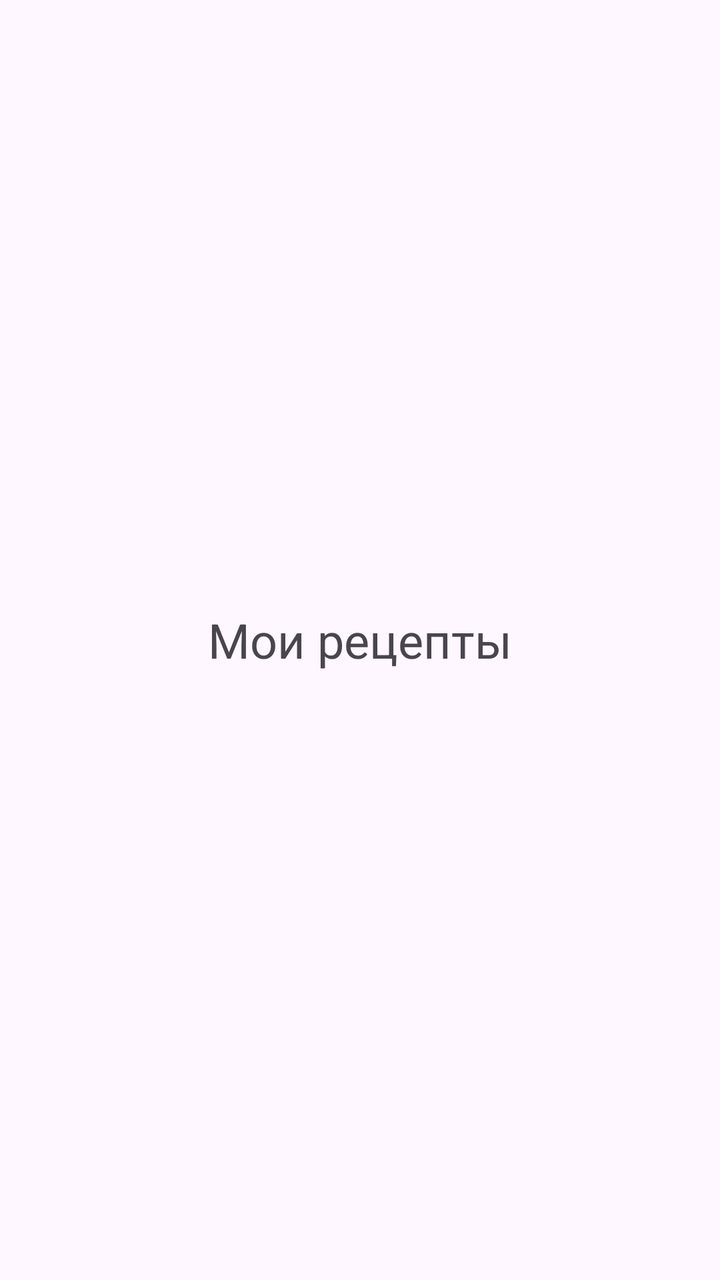
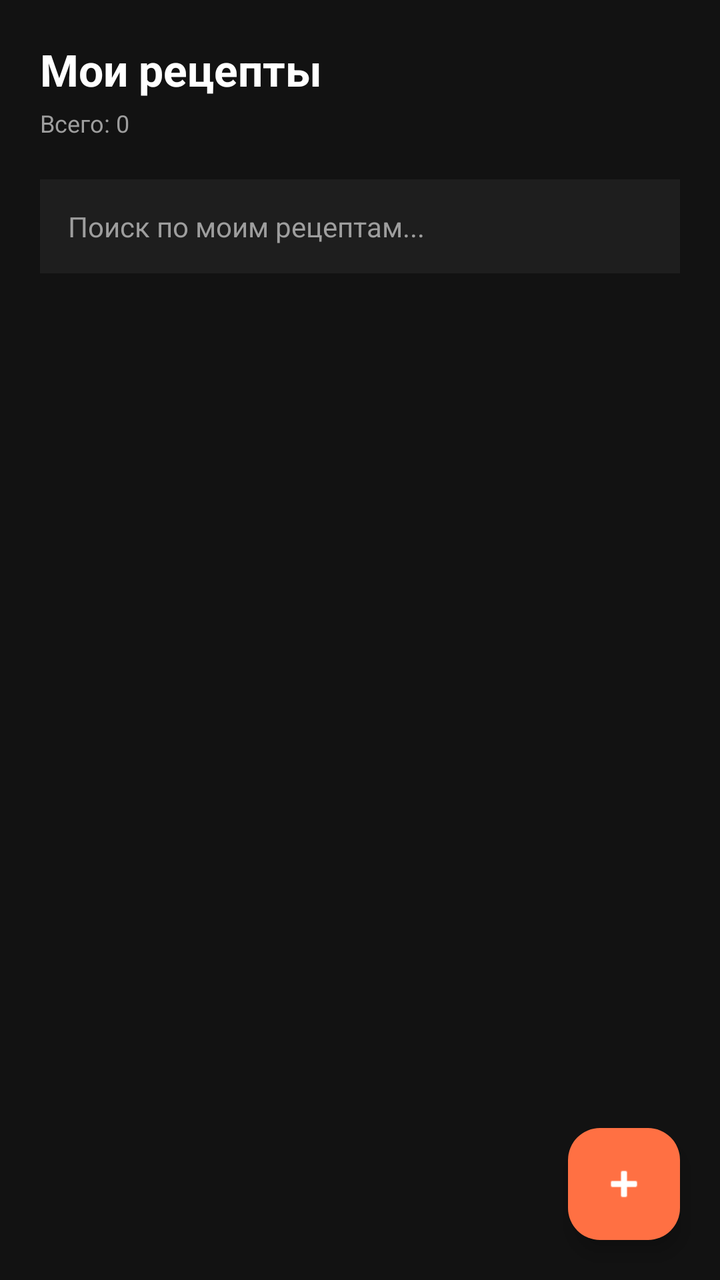

An Android layout rendered at two revisions. The XML below is the earlier revision; the diff shows what the commit changed to produce the second picture.
<!-- AndroidManifest.xml: application theme Theme.Application -->
<!-- res/layout/fragment_my_recipes.xml -->
<?xml version="1.0" encoding="utf-8"?>
<FrameLayout xmlns:android="http://schemas.android.com/apk/res/android"
    android:layout_width="match_parent"
    android:layout_height="match_parent">

    <TextView
        android:layout_width="wrap_content"
        android:layout_height="wrap_content"
        android:layout_gravity="center"
        android:text="Мои рецепты"
        android:textSize="24sp" />
</FrameLayout>
<!-- resources referenced by this layout -->
<resources>
  <style name="Theme.Application" parent="Base.Theme.Application" />
  <style name="Base.Theme.Application" parent="Theme.Material3.DayNight.NoActionBar">
          
          
      </style>
</resources>

<!-- the commit's change to res/layout/fragment_my_recipes.xml (unified diff, before → after) -->
@@ -1,12 +1,134 @@
 <?xml version="1.0" encoding="utf-8"?>
-<FrameLayout xmlns:android="http://schemas.android.com/apk/res/android"
+<androidx.constraintlayout.widget.ConstraintLayout
+    xmlns:android="http://schemas.android.com/apk/res/android"
+    xmlns:app="http://schemas.android.com/apk/res-auto"
     android:layout_width="match_parent"
-    android:layout_height="match_parent">
+    android:layout_height="match_parent"
+    android:background="#121212">
 
-    <TextView
+    <LinearLayout
+        android:id="@+id/header"
+        android:layout_width="0dp"
+        android:layout_height="wrap_content"
+        android:orientation="vertical"
+        android:padding="20dp"
+        app:layout_constraintTop_toTopOf="parent"
+        app:layout_constraintStart_toStartOf="parent"
+        app:layout_constraintEnd_toEndOf="parent">
+
+        <TextView
+            android:layout_width="wrap_content"
+            android:layout_height="wrap_content"
+            android:text="Мои рецепты"
+            android:textColor="#FFFFFF"
+            android:textSize="22sp"
+            android:textStyle="bold" />
+
+        <TextView
+            android:id="@+id/countText"
+            android:layout_width="wrap_content"
+            android:layout_height="wrap_content"
+            android:layout_marginTop="4dp"
+            android:text="Всего: 0"
+            android:textColor="#9E9E9E"
+            android:textSize="12sp" />
+    </LinearLayout>
+
+    <LinearLayout
+        android:id="@+id/emptyState"
+        android:layout_width="0dp"
+        android:layout_height="0dp"
+        android:gravity="center"
+        android:orientation="vertical"
+        android:padding="32dp"
+        android:visibility="gone"
+        app:layout_constraintTop_toBottomOf="@id/header"
+        app:layout_constraintBottom_toBottomOf="parent"
+        app:layout_constraintStart_toStartOf="parent"
+        app:layout_constraintEnd_toEndOf="parent">
+
+        <TextView
+            android:layout_width="100dp"
+            android:layout_height="100dp"
+            android:background="#1E1E1E"
+            android:gravity="center"
+            android:text="📖"
+            android:textSize="44sp" />
+
+        <TextView
+            android:layout_width="wrap_content"
+            android:layout_height="wrap_content"
+            android:layout_marginTop="20dp"
+            android:text="Здесь пока пусто"
+            android:textColor="#FFFFFF"
+            android:textSize="18sp"
+            android:textStyle="bold" />
+
+        <TextView
+            android:layout_width="260dp"
+            android:layout_height="wrap_content"
+            android:layout_marginTop="8dp"
+            android:gravity="center"
+            android:text="Создайте свой первый рецепт — он появится в этом списке и будет доступен только вам."
+            android:textColor="#9E9E9E"
+            android:textSize="14sp" />
+
+        <TextView
+            android:id="@+id/createFirstBtn"
+            android:layout_width="wrap_content"
+            android:layout_height="wrap_content"
+            android:layout_marginTop="24dp"
+            android:background="#FF7043"
+            android:paddingHorizontal="24dp"
+            android:paddingVertical="12dp"
+            android:text="+ Создать рецепт"
+            android:textColor="#FFFFFF"
+            android:textSize="15sp"
+            android:textStyle="bold" />
+    </LinearLayout>
+
+    <LinearLayout
+        android:id="@+id/contentBlock"
+        android:layout_width="0dp"
+        android:layout_height="0dp"
+        android:orientation="vertical"
+        app:layout_constraintTop_toBottomOf="@id/header"
+        app:layout_constraintBottom_toBottomOf="parent"
+        app:layout_constraintStart_toStartOf="parent"
+        app:layout_constraintEnd_toEndOf="parent">
+
+        <EditText
+            android:id="@+id/searchInput"
+            android:layout_width="match_parent"
+            android:layout_height="wrap_content"
+            android:layout_marginHorizontal="20dp"
+            android:background="#1E1E1E"
+            android:hint="Поиск по моим рецептам..."
+            android:padding="14dp"
+            android:textColor="#FFFFFF"
+            android:textColorHint="#9E9E9E"
+            android:textSize="14sp" />
+
+        <androidx.recyclerview.widget.RecyclerView
+            android:id="@+id/recipesRecycler"
+            android:layout_width="match_parent"
+            android:layout_height="0dp"
+            android:layout_weight="1"
+            android:layout_marginTop="12dp"
+            android:paddingHorizontal="20dp"
+            android:paddingBottom="90dp"
+            android:clipToPadding="false" />
+    </LinearLayout>
+
+    <com.google.android.material.floatingactionbutton.FloatingActionButton
+        android:id="@+id/fabAdd"
         android:layout_width="wrap_content"
         android:layout_height="wrap_content"
-        android:layout_gravity="center"
-        android:text="Мои рецепты"
-        android:textSize="24sp" />
-</FrameLayout>
+        android:layout_margin="20dp"
+        android:backgroundTint="#FF7043"
+        android:src="@android:drawable/ic_input_add"
+        app:tint="#FFFFFF"
+        app:layout_constraintBottom_toBottomOf="parent"
+        app:layout_constraintEnd_toEndOf="parent" />
+
+</androidx.constraintlayout.widget.ConstraintLayout>
